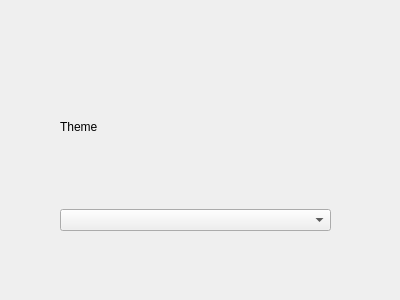
First picture: the form in src/GeneralSettingsView.ui, repository silkedit/silkedit, before the edit.
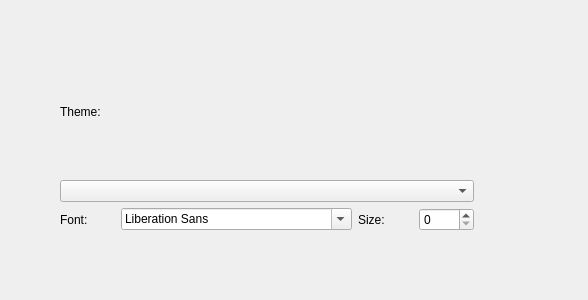
Second picture: the form after the edit.

Commit message: Add font family combo box and font size spin box in settings dialog

```diff
--- a/src/GeneralSettingsView.ui
+++ b/src/GeneralSettingsView.ui
@@ -6,7 +6,7 @@
    <rect>
     <x>0</x>
     <y>0</y>
-    <width>400</width>
+    <width>588</width>
     <height>300</height>
    </rect>
   </property>
@@ -18,7 +18,7 @@
     <rect>
      <x>60</x>
      <y>50</y>
-     <width>271</width>
+     <width>414</width>
      <height>181</height>
     </rect>
    </property>
@@ -29,13 +29,37 @@
     <item>
      <widget class="QLabel" name="label">
       <property name="text">
-       <string>Theme</string>
+       <string>Theme:</string>
       </property>
      </widget>
     </item>
     <item>
      <widget class="QComboBox" name="themeCombo"/>
     </item>
+    <item>
+     <layout class="QHBoxLayout" name="horizontalLayout">
+      <item>
+       <widget class="QLabel" name="label_2">
+        <property name="text">
+         <string>Font:</string>
+        </property>
+       </widget>
+      </item>
+      <item>
+       <widget class="QFontComboBox" name="fontComboBox"/>
+      </item>
+      <item>
+       <widget class="QLabel" name="label_3">
+        <property name="text">
+         <string>Size:</string>
+        </property>
+       </widget>
+      </item>
+      <item>
+       <widget class="QSpinBox" name="fontSizeSpin"/>
+      </item>
+     </layout>
+    </item>
    </layout>
   </widget>
  </widget>
```
The commit also changes 6 other files.
